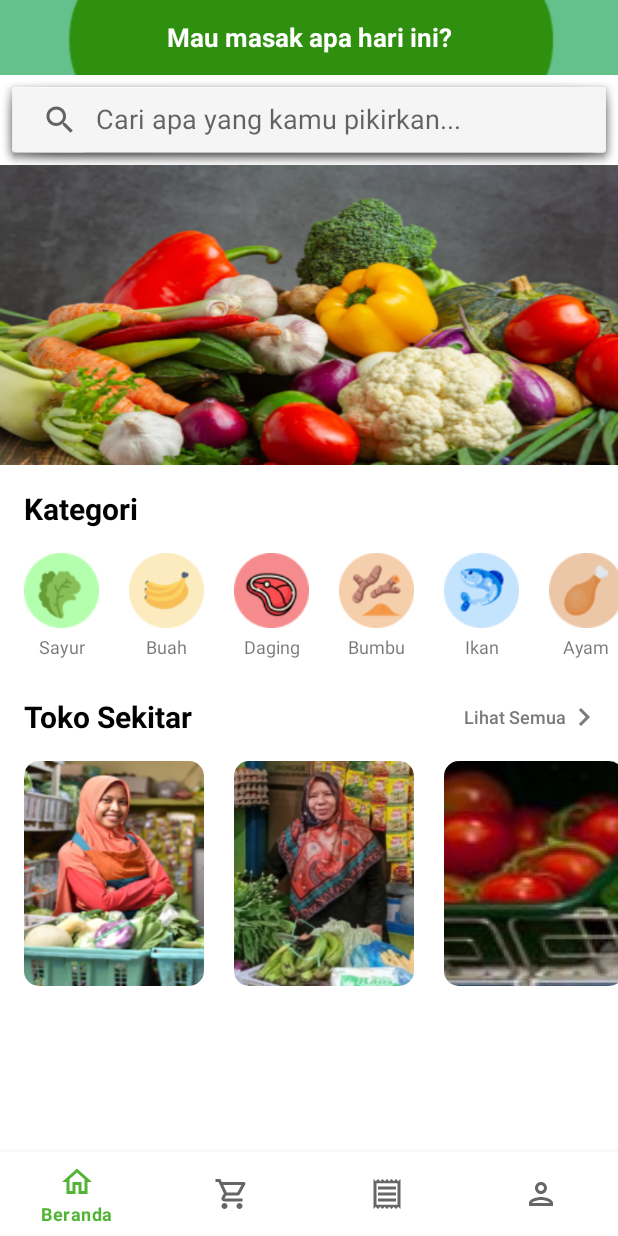
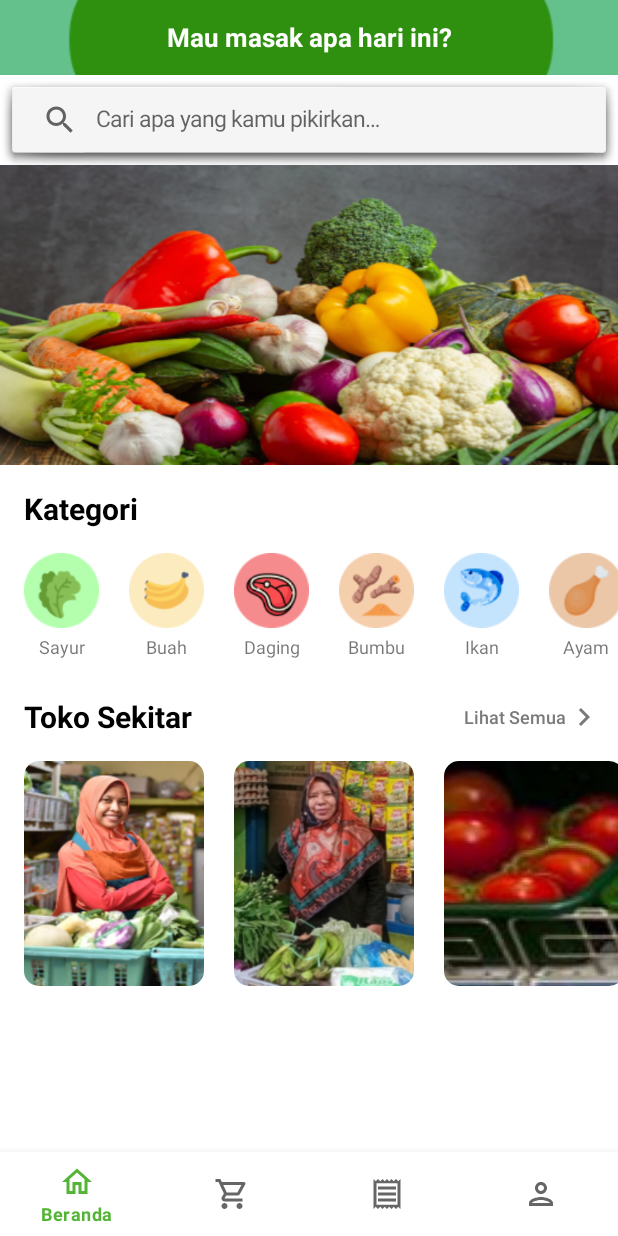
Before and after one commit to haniifac/CapstonePesaing_Revisited, an Android app: the HomeUserFragment screen opened directly, with no data from a screen before it, on a phone screen of 412 x 824 dp. Run offline under Robolectric (Android 15) with nearby library versions, the light colour scheme and no system bars; our stand-ins replace Firebase (no records; nobody signed in at launch, a user with empty details on screens opened directly), navigation-ui.

Commit message:
smaller text size on home searchview query hint

```diff
--- a/app/src/main/res/values/strings.xml
+++ b/app/src/main/res/values/strings.xml
@@ -1,6 +1,8 @@
 <resources>
-    <string name="app_name">CapstonePesaing_Revisited</string>
+    <string name="app_name">Pesaing</string>
+
     <!-- TODO: Remove or change this placeholder text -->
+    <string name="hello_blank_fragment">Hello blank fragment</string>
 
     <string-array name="category_name">
         <item>Sayur</item>
@@ -48,13 +50,11 @@
     <string name="title_akun">Akun</string>
     <string name="title_cart">Keranjang</string>
     <string name="title_history">Sejarah</string>
-    <!-- TODO: Remove or change this placeholder text -->
-    <string name="hello_blank_fragment">Hello blank fragment</string>
     <string name="account_title">Akunku</string>
     <string name="open_store">Buka Toko</string>
     <string name="payment_method">Metode Pembayaran</string>
     <string name="change_password">Ganti Password</string>
     <string name="logout_profile">Keluar/ganti akun</string>
     <string name="lihat_semua">Lihat Semua</string>
-    <string name="search_query_hint">Cari apa yang kamu pikirkan...</string>
+    <string name="search_query_hint"><font size="15">Cari apa yang kamu pikirkan…</font></string>
 </resources>
```
Also changed, not shown: app/src/main/java/com/haniifac/capstonepesaing_revisited/app/ui/tokomaps/TokoMapsFragment.kt (line endings or trailing spaces).
